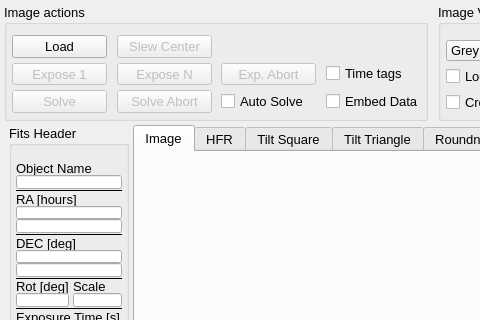
This is mw4/gui/widgets/image.ui in mworion/MountWizzard4 as Qt 5 draws it before an edit; both pictures show x 0 to 480 and y 0 to 320 of the 800 by 600 pixel window. The edited form follows.
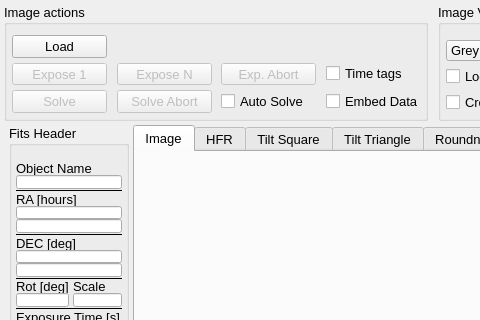
This is the edited form. Custom widgets are drawn as their Qt base class.

Patch:
```diff
--- a/mw4/gui/widgets/image.ui
+++ b/mw4/gui/widgets/image.ui
@@ -203,25 +203,6 @@
           </property>
          </widget>
         </item>
-        <item row="0" column="1">
-         <widget class="QPushButton" name="slewCenter">
-          <property name="enabled">
-           <bool>false</bool>
-          </property>
-          <property name="minimumSize">
-           <size>
-            <width>95</width>
-            <height>21</height>
-           </size>
-          </property>
-          <property name="toolTip">
-           <string>&lt;html&gt;&lt;head/&gt;&lt;body&gt;&lt;p&gt;Solves the actual image and centers the mount point to this coordinates. So the mount will slew to this position.&lt;/p&gt;&lt;/body&gt;&lt;/html&gt;</string>
-          </property>
-          <property name="text">
-           <string>Slew Center</string>
-          </property>
-         </widget>
-        </item>
         <item row="3" column="2">
          <widget class="QCheckBox" name="autoSolve">
           <property name="minimumSize">
```
